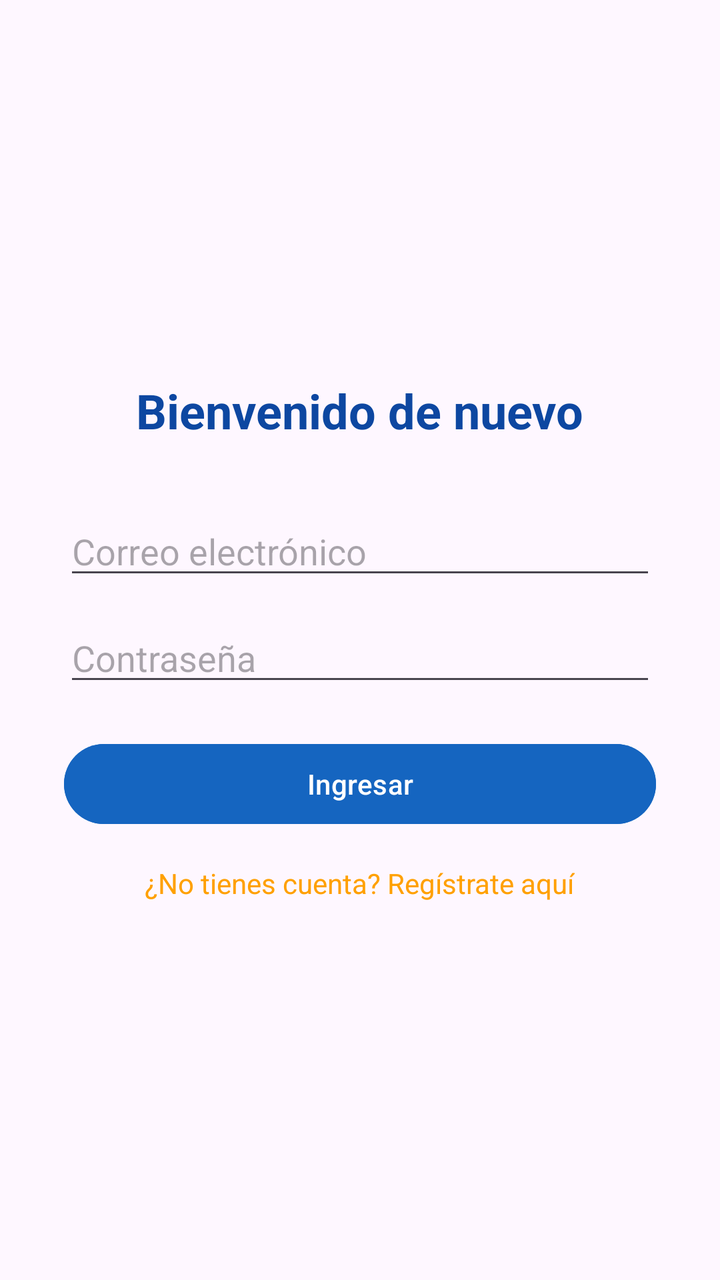
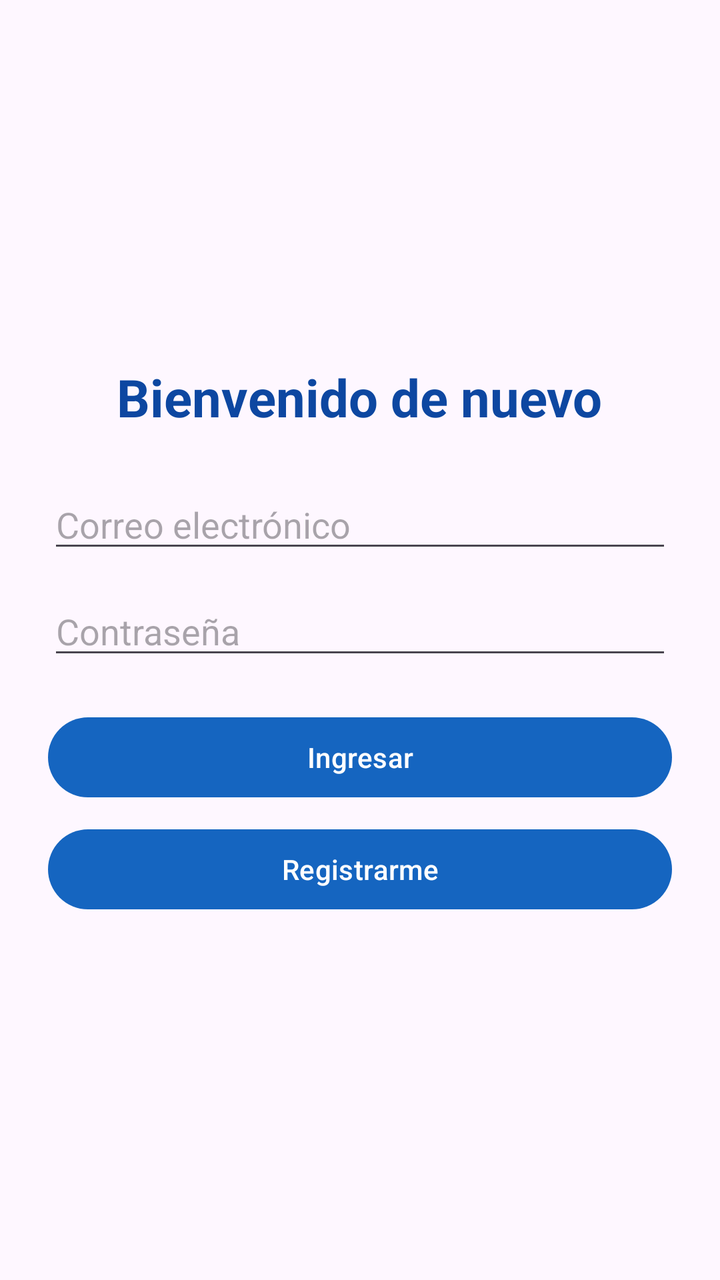

The first picture is an Android layout as it rendered before a commit; the second is the same layout after the commit. The layout source and the unified diff follow.
<!-- AndroidManifest.xml: application theme Theme.AgenciaViajes -->
<!-- res/layout/activity_login.xml -->
<?xml version="1.0" encoding="utf-8"?>
<LinearLayout
    xmlns:android="http://schemas.android.com/apk/res/android"
    android:layout_width="match_parent"
    android:layout_height="match_parent"
    android:orientation="vertical"
    android:gravity="center"
    android:padding="32dp">

    <TextView
        android:id="@+id/tvLoginTitle"
        android:layout_width="wrap_content"
        android:layout_height="wrap_content"
        android:text="@string/login_title"
        android:textSize="24sp"
        android:textStyle="bold"
        android:textColor="@color/colorPrimaryDark"
        android:layout_marginBottom="32dp" />

    <EditText
        android:id="@+id/etEmail"
        android:layout_width="match_parent"
        android:layout_height="wrap_content"
        android:hint="@string/hint_email"
        android:inputType="textEmailAddress"
        android:autofillHints="emailAddress" />

    <EditText
        android:id="@+id/etPassword"
        android:layout_width="match_parent"
        android:layout_height="wrap_content"
        android:layout_marginTop="12dp"
        android:hint="@string/hint_password"
        android:inputType="textPassword"
        android:autofillHints="password" />

    <TextView
        android:id="@+id/tvLoginError"
        android:layout_width="match_parent"
        android:layout_height="wrap_content"
        android:textColor="@color/errorRed"
        android:visibility="gone"
        android:layout_marginTop="8dp" />

    <Button
        android:id="@+id/btnLogin"
        android:layout_width="match_parent"
        android:layout_height="wrap_content"
        android:layout_marginTop="20dp"
        android:text="@string/btn_login"
        android:backgroundTint="@color/colorPrimary" />

    <TextView
        android:id="@+id/tvGoRegister"
        android:layout_width="wrap_content"
        android:layout_height="wrap_content"
        android:layout_marginTop="16dp"
        android:text="@string/link_register"
        android:textColor="@color/colorAccent"
        android:clickable="true"
        android:focusable="true" />

    <ProgressBar
        android:id="@+id/progressLogin"
        android:layout_width="wrap_content"
        android:layout_height="wrap_content"
        android:layout_marginTop="16dp"
        android:visibility="gone" />

</LinearLayout>
<!-- resources referenced by this layout -->
<resources>
  <color name="colorAccent">#FFA000</color>
  <color name="colorPrimary">#1565C0</color>
  <color name="colorPrimaryDark">#0D47A1</color>
  <color name="errorRed">#D32F2F</color>
  <string name="btn_login">Ingresar</string>
  <string name="hint_email">Correo electrónico</string>
  <string name="hint_password">Contraseña</string>
  <string name="link_register">¿No tienes cuenta? Regístrate aquí</string>
  <string name="login_title">Bienvenido de nuevo</string>
  <style name="Theme.AgenciaViajes" parent="Base.Theme.AgenciaViajes" />
  <style name="Base.Theme.AgenciaViajes" parent="Theme.Material3.DayNight.NoActionBar">
          <style name="Theme.AgenciaViajes" parent="Theme.MaterialComponents.DayNight.NoActionBar">
  
              <item name="colorPrimary">@color/colorPrimary</item>
              <item name="colorPrimaryDark">@color/colorPrimaryDark</item>
              <item name="colorAccent">@color/colorAccent</item>
              <item name="android:statusBarColor">@color/colorPrimaryDark</item>
  
          </style>
      </style>
</resources>

<!-- the commit's change to res/layout/activity_login.xml (unified diff, before → after) -->
@@ -5,25 +5,23 @@
     android:layout_height="match_parent"
     android:orientation="vertical"
     android:gravity="center"
-    android:padding="32dp">
+    android:padding="24dp">
 
     <TextView
-        android:id="@+id/tvLoginTitle"
         android:layout_width="wrap_content"
         android:layout_height="wrap_content"
         android:text="@string/login_title"
-        android:textSize="24sp"
+        android:textSize="26sp"
         android:textStyle="bold"
         android:textColor="@color/colorPrimaryDark"
-        android:layout_marginBottom="32dp" />
+        android:layout_marginBottom="24dp" />
 
     <EditText
         android:id="@+id/etEmail"
         android:layout_width="match_parent"
         android:layout_height="wrap_content"
         android:hint="@string/hint_email"
-        android:inputType="textEmailAddress"
-        android:autofillHints="emailAddress" />
+        android:inputType="textEmailAddress" />
 
     <EditText
         android:id="@+id/etPassword"
@@ -31,40 +29,28 @@
         android:layout_height="wrap_content"
         android:layout_marginTop="12dp"
         android:hint="@string/hint_password"
-        android:inputType="textPassword"
-        android:autofillHints="password" />
+        android:inputType="textPassword" />
 
     <TextView
-        android:id="@+id/tvLoginError"
+        android:id="@+id/tvError"
         android:layout_width="match_parent"
         android:layout_height="wrap_content"
+        android:layout_marginTop="12dp"
         android:textColor="@color/errorRed"
-        android:visibility="gone"
-        android:layout_marginTop="8dp" />
+        android:visibility="gone" />
 
     <Button
         android:id="@+id/btnLogin"
         android:layout_width="match_parent"
         android:layout_height="wrap_content"
         android:layout_marginTop="20dp"
-        android:text="@string/btn_login"
-        android:backgroundTint="@color/colorPrimary" />
+        android:text="@string/btn_login" />
 
-    <TextView
-        android:id="@+id/tvGoRegister"
-        android:layout_width="wrap_content"
+    <Button
+        android:id="@+id/btnRegister"
+        android:layout_width="match_parent"
         android:layout_height="wrap_content"
-        android:layout_marginTop="16dp"
-        android:text="@string/link_register"
-        android:textColor="@color/colorAccent"
-        android:clickable="true"
-        android:focusable="true" />
-
-    <ProgressBar
-        android:id="@+id/progressLogin"
-        android:layout_width="wrap_content"
-        android:layout_height="wrap_content"
-        android:layout_marginTop="16dp"
-        android:visibility="gone" />
+        android:layout_marginTop="8dp"
+        android:text="@string/btn_register" />
 
 </LinearLayout>
<!-- resource entries referenced after the edit -->
@@ -5,9 +5,9 @@
   <color name="colorPrimaryDark">#0D47A1</color>
   <color name="errorRed">#D32F2F</color>
   <string name="btn_login">Ingresar</string>
+  <string name="btn_register">Registrarme</string>
   <string name="hint_email">Correo electrónico</string>
   <string name="hint_password">Contraseña</string>
-  <string name="link_register">¿No tienes cuenta? Regístrate aquí</string>
   <string name="login_title">Bienvenido de nuevo</string>
   <style name="Theme.AgenciaViajes" parent="Base.Theme.AgenciaViajes" />
   <style name="Base.Theme.AgenciaViajes" parent="Theme.Material3.DayNight.NoActionBar">
